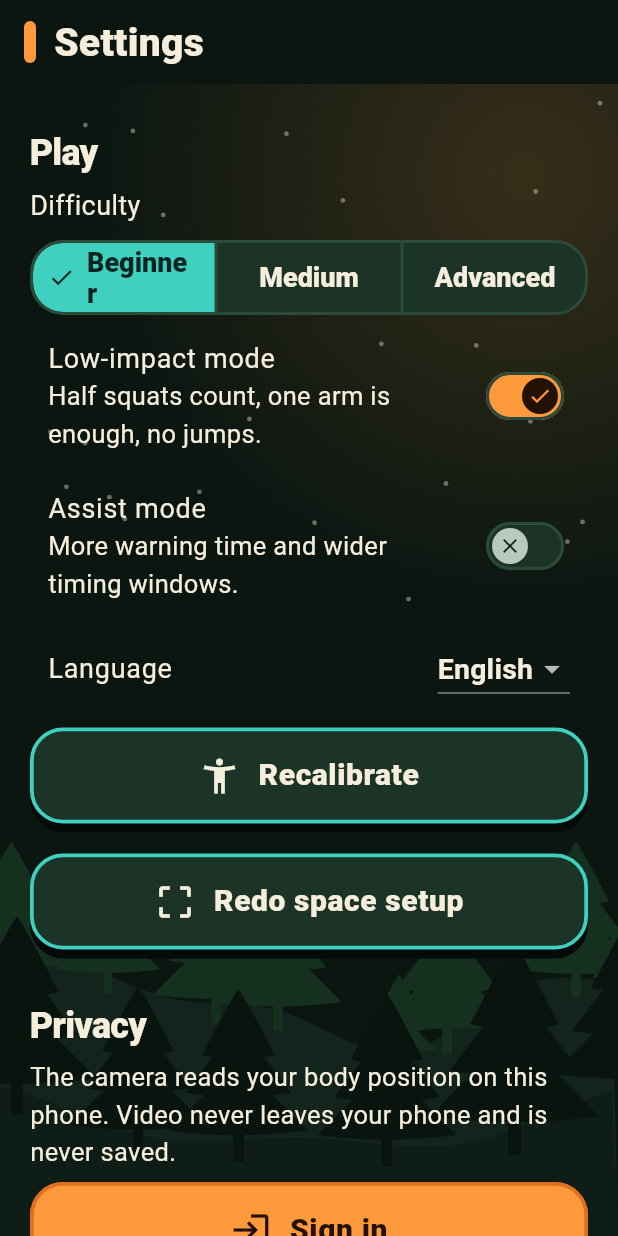
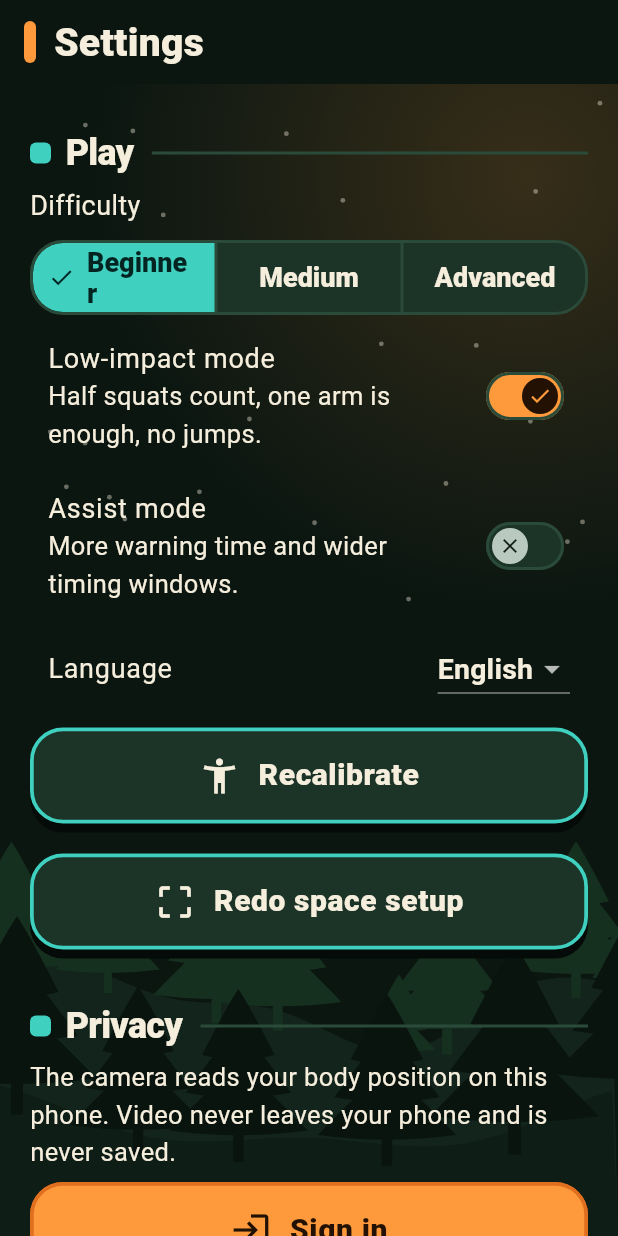
Before and after one commit to chiragt-thakar/Gym-by-fun, a Flutter app: the SettingsScreen screen opened by its route, on a phone screen of 412 x 824 dp. Run offline on Flutter 3.47's test engine with Material 3 defaults, Android fonts, the phone set to English and light mode, and no system bars; our stand-ins replace flutter_riverpod, flutter_tts, go_router, shared_preferences; missing offline and left inert: flame, flame_audio; accounts and stored records are empty; network calls fail.

Commit message:
UI: apply Forest Lantern styling to more screens (in progress)
Co-Authored-By: Claude Opus 5.5 <noreply@anthropic.com>
Claude-Session: https://claude.ai/code/session_015sanLYBWooYgBc7f5sbG4V

```diff
--- a/app/lib/screens/settings_screen.dart
+++ b/app/lib/screens/settings_screen.dart
@@ -9,6 +9,7 @@ import 'package:go_router/go_router.dart';
 import '../l10n/strings.dart';
 import '../services/api_client.dart';
 import '../services/settings.dart';
+import '../app/theme.dart';
 import '../widgets/common.dart';
 
 class SettingsScreen extends ConsumerWidget {
@@ -206,6 +207,21 @@ class _H extends StatelessWidget {
   @override
   Widget build(BuildContext context) => Padding(
     padding: const EdgeInsets.only(top: 24, bottom: 8),
-    child: Text(text, style: Theme.of(context).textTheme.titleLarge),
+    child: Row(
+      children: [
+        Container(
+          width: 14,
+          height: 14,
+          decoration: BoxDecoration(
+            color: Lantern.scarf,
+            borderRadius: BorderRadius.circular(4),
+          ),
+        ),
+        const SizedBox(width: 10),
+        Text(text, style: Theme.of(context).textTheme.titleLarge),
+        const SizedBox(width: 12),
+        const Expanded(child: Divider()),
+      ],
+    ),
   );
 }
--- a/app/lib/screens/sign_in_screen.dart
+++ b/app/lib/screens/sign_in_screen.dart
@@ -84,7 +84,7 @@ class _SignInState extends ConsumerState<SignInScreen> {
           decoration: InputDecoration(
             prefixText: '+91 ',
             labelText: tr('Mobile number'),
-                      ),
+          ),
         ),
         if (_sent) ...[
           const SizedBox(height: 12),
@@ -93,9 +93,7 @@ class _SignInState extends ConsumerState<SignInScreen> {
             keyboardType: TextInputType.number,
             maxLength: 6,
             style: const TextStyle(fontSize: 26, letterSpacing: 8),
-            decoration: InputDecoration(
-              labelText: tr('6-digit code'),
-                          ),
+            decoration: InputDecoration(labelText: tr('6-digit code')),
           ),
         ],
         if (_error != null)
```
Also changed, not shown: app/lib/screens/calibration_screen.dart (+29 -7 lines), app/lib/screens/crew_screen.dart (+52 -9 lines), app/lib/screens/onboarding_screens.dart (+9 -1 lines), app/lib/screens/recorder_screen.dart (+13 -3 lines).
